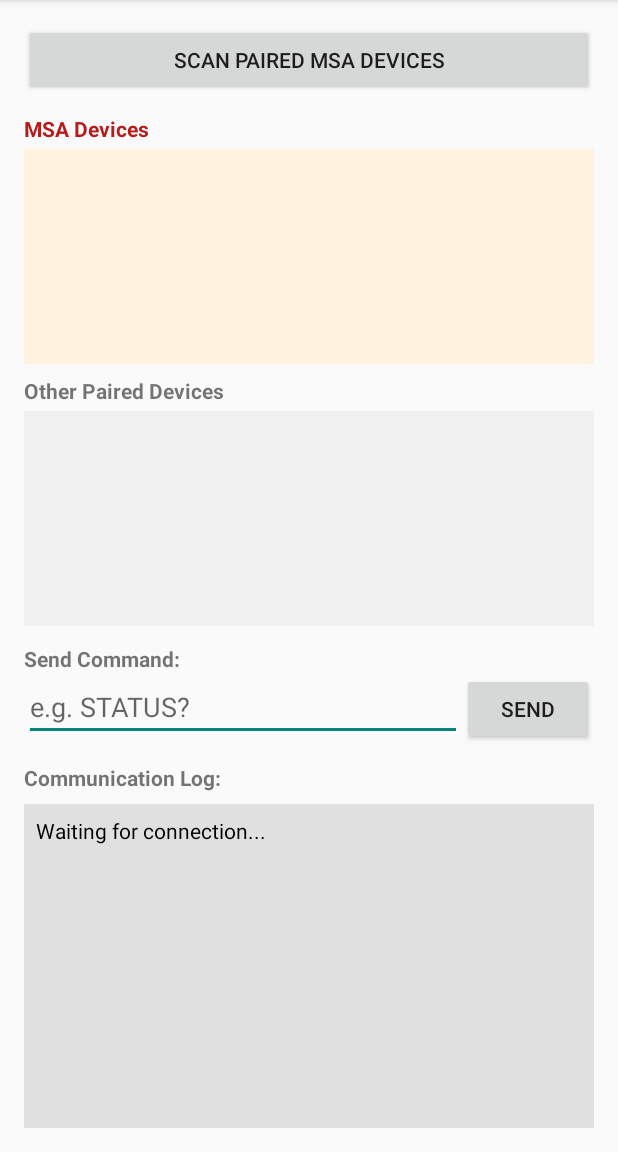
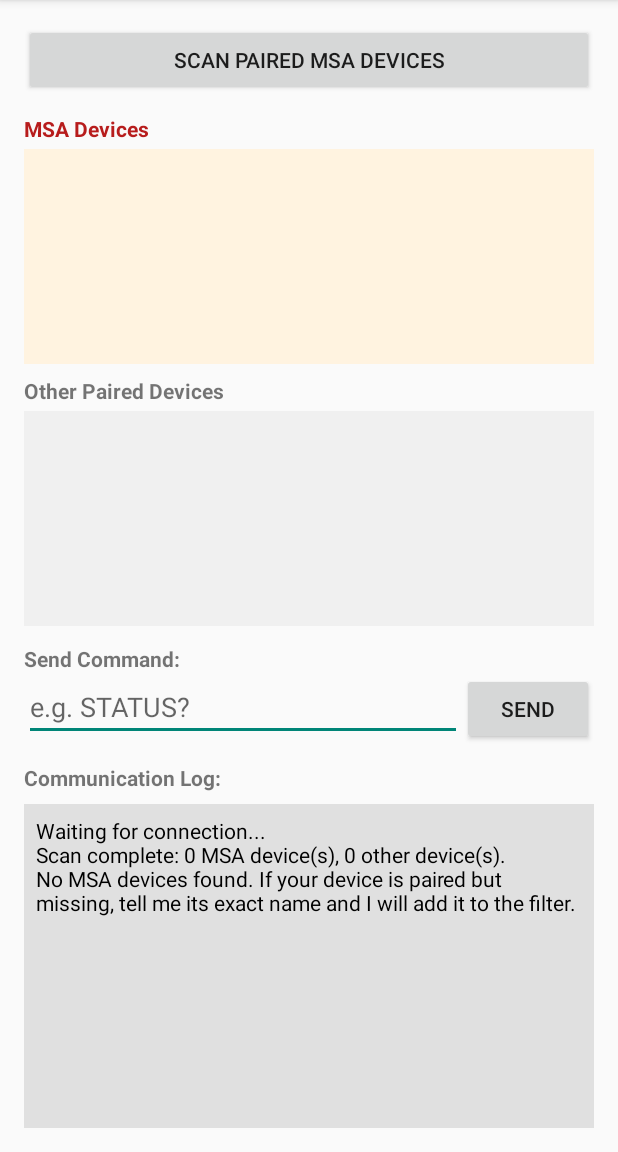
Before and after one commit to KaisoneInthavong/msa-bt-manager, an Android app: the screen it shows after launch (MainActivity), after a tap on "SCAN PAIRED MSA DEVICES", on a phone screen of 412 x 824 dp, the part 84-1236 px from its top. Run offline under Robolectric (Android 15) with nearby library versions, the phone set to English and light mode, and no system bars.

Commit message:
Feature: Add MSA device classifier (separate MSA vs personal devices)

```diff
--- a/app/src/main/java/com/msa/btmanager/MainActivity.kt
+++ b/app/src/main/java/com/msa/btmanager/MainActivity.kt
@@ -14,13 +14,15 @@ import androidx.appcompat.app.AppCompatActivity
 import java.io.IOException
 import java.io.InputStream
 import java.io.OutputStream
+import java.util.Locale
 import java.util.UUID
 
 class MainActivity : AppCompatActivity() {
 
     private lateinit var btnScan: Button
     private lateinit var btnSend: Button
-    private lateinit var deviceList: ListView
+    private lateinit var listMsa: ListView
+    private lateinit var listOther: ListView
     private lateinit var etCommand: EditText
     private lateinit var tvLog: TextView
 
@@ -31,6 +33,16 @@ class MainActivity : AppCompatActivity() {
 
     private val sppUuid: UUID = UUID.fromString("00001101-0000-1000-8000-00805F9B34FB")
 
+    /**
+     * Name fragments used to identify MSA hardware.
+     * Derived from the A2 Suite device families: Altair, M7, G1, SLS, alpha*.
+     * Tune this list as you discover real device names.
+     */
+    private val msaNameKeywords = listOf(
+        "MSA", "ALTAIR", "4XR", "M7", "G1", "SLS", "ALPHA",
+        "ALPHA BASE", "ALPHABASE", "TAG WRITER", "SCBA", "V-GARD", "LUNAR"
+    )
+
     @SuppressLint("MissingPermission")
     override fun onCreate(savedInstanceState: Bundle?) {
         super.onCreate(savedInstanceState)
@@ -38,36 +50,62 @@ class MainActivity : AppCompatActivity() {
 
         btnScan = findViewById(R.id.btnScan)
         btnSend = findViewById(R.id.btnSend)
-        deviceList = findViewById(R.id.deviceList)
+        listMsa = findViewById(R.id.listMsa)
+        listOther = findViewById(R.id.listOther)
         etCommand = findViewById(R.id.etCommand)
         tvLog = findViewById(R.id.tvLog)
 
         btnScan.setOnClickListener { scanDevices() }
         btnSend.setOnClickListener { sendCommand() }
+
+        listMsa.setOnItemClickListener { _, _, position, _ ->
+            val item = listMsa.adapter.getItem(position) as DeviceRow
+            connectToDevice(item.device)
+        }
+        listOther.setOnItemClickListener { _, _, position, _ ->
+            val item = listOther.adapter.getItem(position) as DeviceRow
+            connectToDevice(item.device)
+        }
+    }
+
+    /** Simple row model so we can carry the BluetoothDevice with each list entry. */
+    private class DeviceRow(val device: BluetoothDevice) {
+        override fun toString(): String {
+            @SuppressLint("MissingPermission")
+            val name = device.name ?: "Unknown device"
+            @SuppressLint("MissingPermission")
+            return "$name\n${device.address}"
+        }
+    }
+
+    @SuppressLint("MissingPermission")
+    private fun isMsaDevice(device: BluetoothDevice): Boolean {
+        val name = device.name ?: return false
+        val upper = name.uppercase(Locale.getDefault())
+        return msaNameKeywords.any { upper.contains(it) }
     }
 
     @SuppressLint("MissingPermission")
     private fun scanDevices() {
-        val pairedDevices = bluetoothAdapter?.bondedDevices
-        val deviceNames = mutableListOf<String>()
-        val deviceObjects = mutableListOf<BluetoothDevice>()
+        val msaRows = mutableListOf<DeviceRow>()
+        val otherRows = mutableListOf<DeviceRow>()
 
-        pairedDevices?.forEach { device ->
-            deviceNames.add("${device.name}\n${device.address}")
-            deviceObjects.add(device)
+        bluetoothAdapter?.bondedDevices?.forEach { device ->
+            if (isMsaDevice(device)) msaRows.add(DeviceRow(device)) else otherRows.add(DeviceRow(device))
         }
 
-        val adapter = ArrayAdapter(this, android.R.layout.simple_list_item_1, deviceNames)
-        deviceList.adapter = adapter
+        listMsa.adapter = ArrayAdapter(this, android.R.layout.simple_list_item_1, msaRows)
+        listOther.adapter = ArrayAdapter(this, android.R.layout.simple_list_item_1, otherRows)
 
-        deviceList.setOnItemClickListener { _, _, position, _ ->
-            connectToDevice(deviceObjects[position])
+        log("Scan complete: ${msaRows.size} MSA device(s), ${otherRows.size} other device(s).")
+        if (msaRows.isEmpty()) {
+            log("No MSA devices found. If your device is paired but missing, tell me its exact name and I will add it to the filter.")
         }
     }
 
     @SuppressLint("MissingPermission")
     private fun connectToDevice(device: BluetoothDevice) {
-        log("Connecting to ${device.name}...")
+        log("Connecting to ${device.name ?: "Unknown device"}...")
 
         Thread {
             try {
```
